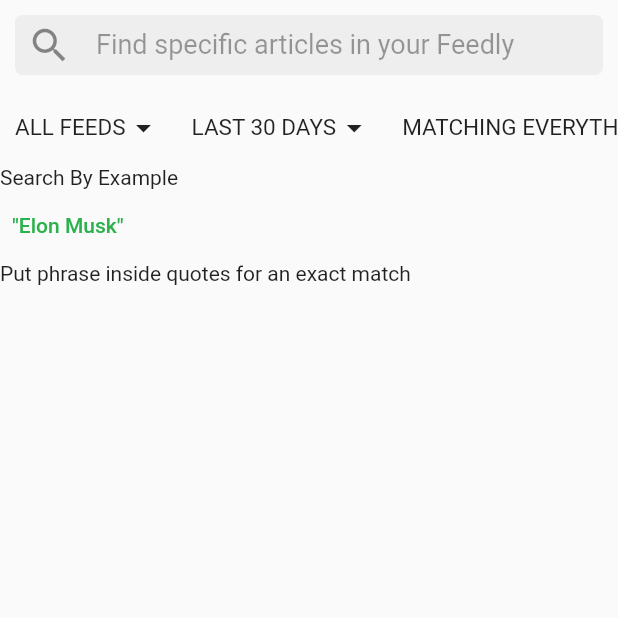
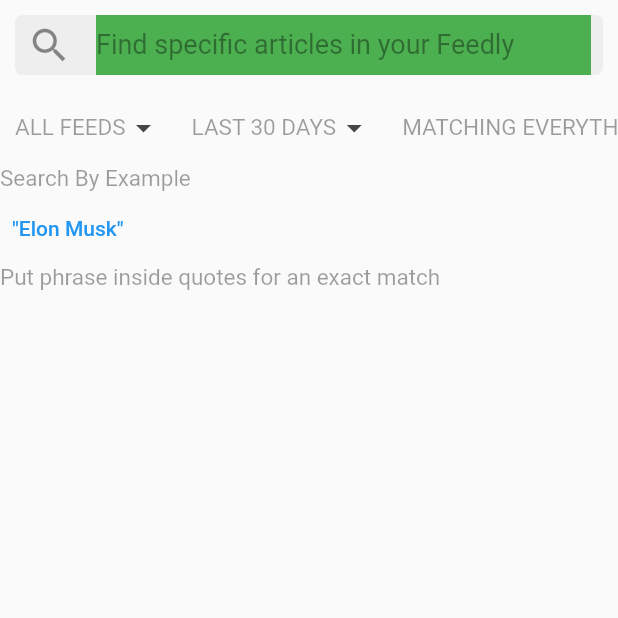
Before and after one commit to eloicasamayor/feedly_clone, a Flutter app: the SearchScreen screen opened directly, on a phone screen of 412 x 824 dp, the top half of it. Run offline on Flutter 3.47's test engine with Material 2 defaults, Android fonts, the phone set to English and light mode, and no system bars; network calls fail.

Commit message:
dynamic theme and dark mode implemented. pending theme styling

```diff
--- a/lib/main.dart
+++ b/lib/main.dart
@@ -1,41 +1,28 @@
 import 'package:flutter/material.dart';
+import 'package:provider/provider.dart';
+
+import 'models/themes/dark_theme.dart';
+import 'models/themes/light_theme.dart';
+import '../providers/theme_provider.dart';
 import 'screens/main_menu.dart';
 
 void main() {
-  runApp(MyApp());
+  runApp(
+    ChangeNotifierProvider<DynamicTheme>(
+      create: (_) => DynamicTheme(),
+      child: MyApp(),
+    ),
+  );
 }
 
 class MyApp extends StatelessWidget {
-  Map<int, Color> colorPrincipal = {
-    50: Color.fromRGBO(43, 178, 76, .1),
-    100: Color.fromRGBO(43, 178, 76, .2),
-    200: Color.fromRGBO(43, 178, 76, .3),
-    300: Color.fromRGBO(43, 178, 76, .4),
-    400: Color.fromRGBO(43, 178, 76, .5),
-    500: Color.fromRGBO(43, 178, 76, .6),
-    600: Color.fromRGBO(43, 178, 76, .7),
-    700: Color.fromRGBO(43, 178, 76, .8),
-    800: Color.fromRGBO(43, 178, 76, .9),
-    900: Color.fromRGBO(43, 178, 76, .1),
-  };
-
   @override
   Widget build(BuildContext context) {
+    final themeProvider = Provider.of<DynamicTheme>(context);
     return MaterialApp(
       debugShowCheckedModeBanner: false,
       title: 'Feedly Clone',
-      theme: ThemeData(
-        primarySwatch: MaterialColor(0xFF2bb24c, colorPrincipal),
-        textTheme: TextTheme(headline6: TextStyle(color: Colors.black)),
-        primaryColorBrightness: Brightness.light,
-        primaryTextTheme: TextTheme(
-          headline6: TextStyle(color: Colors.black),
-        ),
-        appBarTheme: AppBarTheme(
-          backgroundColor: Colors.white,
-          centerTitle: true,
-        ),
-      ),
+      theme: themeProvider.getDarkMode() ? darkTheme : lightTheme,
       home: MainMenu(
         'Today',
       ),
--- /dev/null
+++ b/lib/models/themes/dark_theme.dart
@@ -0,0 +1,306 @@
+import 'package:flutter/material.dart';
+import './light_theme.dart';
+/*
+final lightTheme = ThemeData.light().copyWith(
+  primaryColor: Color.fromRGBO(43, 178, 76, 1),
+  textTheme: TextTheme(
+    headline1: TextStyle(
+      fontSize: 30,
+      fontWeight: FontWeight.bold,
+      height: 1.1,
+    ),
+    headline2: TextStyle(
+      fontSize: 19,
+      fontWeight: FontWeight.w600,
+      height: 1.1,
+    ),
+    bodyText1: TextStyle(
+      fontSize: 18,
+      fontWeight: FontWeight.w400,
+      height: 1.5,
+    ),
+    bodyText2: TextStyle(
+      color: Colors.black38,
+      fontSize: 15,
+    ),
+    subtitle2: TextStyle(
+      fontSize: 14,
+      height: 1.5,
+      color: Colors.black54,
+      fontWeight: FontWeight.w400,
+    ),
+  ),
+  primaryColorBrightness: Brightness.light,
+  appBarTheme: AppBarTheme(
+    backgroundColor: Colors.white,
+    centerTitle: true,
+  ),
+);
+*/
+
+final darkTheme = lightTheme.copyWith(
+  brightness: Brightness.dark,
+  primaryColor: Color(0xff212121),
+  primaryColorBrightness: Brightness.dark,
+  primaryColorLight: Color(0xff9e9e9e),
+  primaryColorDark: Color(0xff000000),
+  accentColor: Color(0xff4caf50),
+  accentColorBrightness: Brightness.light,
+  canvasColor: Color(0xff303030),
+  scaffoldBackgroundColor: Color(0xff303030),
+  bottomAppBarColor: Color(0xff424242),
+  cardColor: Color(0xff424242),
+  dividerColor: Color(0x1fffffff),
+  highlightColor: Color(0x40cccccc),
+  splashColor: Color(0x40cccccc),
+  selectedRowColor: Color(0xfff5f5f5),
+  unselectedWidgetColor: Color(0xb3ffffff),
+  disabledColor: Color(0x62ffffff),
+  buttonColor: Color(0xff28a446),
+  toggleableActiveColor: Color(0xff4caf50),
+  secondaryHeaderColor: Color(0xff616161),
+  backgroundColor: Color(0xff000000),
+  dialogBackgroundColor: Color(0xff424242),
+  indicatorColor: Color(0xff4caf50),
+  hintColor: Color(0x80ffffff),
+  errorColor: Color(0xffd32f2f),
+  textTheme: TextTheme(
+    headline1: TextStyle(
+      fontSize: 30,
+      fontWeight: FontWeight.bold,
+      height: 1.1,
+    ),
+    headline2: TextStyle(
+      fontSize: 19,
+      fontWeight: FontWeight.w600,
+      height: 1.1,
+    ),
+    bodyText1: TextStyle(
+      fontSize: 18,
+      fontWeight: FontWeight.w400,
+      height: 1.5,
+    ),
+    bodyText2: TextStyle(
+      color: Colors.white60,
+      fontSize: 15,
+    ),
+    subtitle2: TextStyle(
+      fontSize: 14,
+      height: 1.5,
+      color: Colors.white54,
+      fontWeight: FontWeight.w400,
+    ),
+  ),
+  buttonTheme: ButtonThemeData(
+    textTheme: ButtonTextTheme.normal,
+    minWidth: 88,
+    height: 36,
+    padding: EdgeInsets.only(top: 0, bottom: 0, left: 16, right: 16),
+    shape: RoundedRectangleBorder(
+      side: BorderSide(
+        color: Color(0xff000000),
+        width: 0,
+        style: BorderStyle.none,
+      ),
+      borderRadius: BorderRadius.all(Radius.circular(2.0)),
+    ),
+    alignedDropdown: false,
+    buttonColor: Color(0xff28a446),
+    disabledColor: Color(0x61ffffff),
+    highlightColor: Color(0x29ffffff),
+    splashColor: Color(0x1fffffff),
+    focusColor: Color(0x1fffffff),
+    hoverColor: Color(0x0affffff),
+    colorScheme: ColorScheme(
+      primary: Color(0xff2cb24c),
+      primaryVariant: Color(0xff000000),
+      secondary: Color(0xff64ffda),
+      secondaryVariant: Color(0xff00bfa5),
+      surface: Color(0xff424242),
+      background: Color(0xff616161),
+      error: Color(0xffd32f2f),
+      onPrimary: Color(0xffffffff),
+      onSecondary: Color(0xff000000),
+      onSurface: Color(0xffffffff),
+      onBackground: Color(0xffffffff),
+      onError: Color(0xff000000),
+      brightness: Brightness.dark,
+    ),
+  ),
+  inputDecorationTheme: InputDecorationTheme(
+    labelStyle: TextStyle(
+      color: Color(0xffffffff),
+      fontSize: null,
+      fontWeight: FontWeight.w400,
+      fontStyle: FontStyle.normal,
+    ),
+    helperStyle: TextStyle(
+      color: Color(0xffffffff),
+      fontSize: null,
+      fontWeight: FontWeight.w400,
+      fontStyle: FontStyle.normal,
+    ),
+    hintStyle: TextStyle(
+      color: Color(0xffffffff),
+      fontSize: null,
+      fontWeight: FontWeight.w400,
+      fontStyle: FontStyle.normal,
+    ),
+    errorStyle: TextStyle(
+      color: Color(0xffffffff),
+      fontSize: null,
+      fontWeight: FontWeight.w400,
+      fontStyle: FontStyle.normal,
+    ),
+    errorMaxLines: null,
+    isDense: false,
+    contentPadding: EdgeInsets.only(top: 12, bottom: 12, left: 0, right: 0),
+    isCollapsed: false,
+    prefixStyle: TextStyle(
+      color: Color(0xffffffff),
+      fontSize: null,
+      fontWeight: FontWeight.w400,
+      fontStyle: FontStyle.normal,
+    ),
+    suffixStyle: TextStyle(
+      color: Color(0xffffffff),
+      fontSize: null,
+      fontWeight: FontWeight.w400,
+      fontStyle: FontStyle.normal,
+    ),
+    counterStyle: TextStyle(
+      color: Color(0xffffffff),
+      fontSize: null,
+      fontWeight: FontWeight.w400,
+      fontStyle: FontStyle.normal,
+    ),
+    filled: false,
+    fillColor: Color(0x00000000),
+    errorBorder: UnderlineInputBorder(
+      borderSide: BorderSide(
+        color: Color(0xff000000),
+        width: 1,
+        style: BorderStyle.solid,
+      ),
+      borderRadius: BorderRadius.all(Radius.circular(4.0)),
+    ),
+    focusedBorder: UnderlineInputBorder(
+      borderSide: BorderSide(
+        color: Color(0xff000000),
+        width: 1,
+        style: BorderStyle.solid,
+      ),
+      borderRadius: BorderRadius.all(Radius.circular(4.0)),
+    ),
+    focusedErrorBorder: UnderlineInputBorder(
+      borderSide: BorderSide(
+        color: Color(0xff000000),
+        width: 1,
+        style: BorderStyle.solid,
+      ),
+      borderRadius: BorderRadius.all(Radius.circular(4.0)),
+    ),
+    disabledBorder: UnderlineInputBorder(
+      borderSide: BorderSide(
+        color: Color(0xff000000),
+        width: 1,
+        style: BorderStyle.solid,
+      ),
+      borderRadius: BorderRadius.all(Radius.circular(4.0)),
+    ),
+    enabledBorder: UnderlineInputBorder(
+      borderSide: BorderSide(
+        color: Color(0xff000000),
+        width: 1,
+        style: BorderStyle.solid,
+      ),
+      borderRadius: BorderRadius.all(Radius.circular(4.0)),
+    ),
+    border: UnderlineInputBorder(
+      borderSide: BorderSide(
+        color: Color(0xff000000),
+        width: 1,
+        style: BorderStyle.solid,
+      ),
+      borderRadius: BorderRadius.all(Radius.circular(4.0)),
+    ),
+  ),
+  iconTheme: IconThemeData(
+    color: Color(0xffffffff),
+    opacity: 1,
+    size: 24,
+  ),
+  primaryIconTheme: IconThemeData(
+    color: Color(0xffffffff),
+    opacity: 1,
+    size: 24,
+  ),
+  accentIconTheme: IconThemeData(
+    color: Color(0xff000000),
+    opacity: 1,
+    size: 24,
+  ),
+  sliderTheme: SliderThemeData(
+    activeTrackColor: null,
+    inactiveTrackColor: null,
+    disabledActiveTrackColor: null,
+    disabledInactiveTrackColor: null,
+    activeTickMarkColor: null,
+    inactiveTickMarkColor: null,
+    disabledActiveTickMarkColor: null,
+    disabledInactiveTickMarkColor: null,
+    thumbColor: null,
+    disabledThumbColor: null,
+    overlayColor: null,
+    valueIndicatorColor: null,
+    showValueIndicator: null,
+    valueIndicatorTextStyle: TextStyle(
+      color: Color(0xdd000000),
+      fontSize: null,
+      fontWeight: FontWeight.w400,
+      fontStyle: FontStyle.normal,
+    ),
+  ),
+  tabBarTheme: TabBarTheme(
+    indicatorSize: TabBarIndicatorSize.tab,
+    labelColor: Color(0xffffffff),
+    unselectedLabelColor: Color(0xb2ffffff),
+  ),
+  chipTheme: ChipThemeData(
+    backgroundColor: Color(0x1fffffff),
+    brightness: Brightness.dark,
+    deleteIconColor: Color(0xdeffffff),
+    disabledColor: Color(0x0cffffff),
+    labelPadding: EdgeInsets.only(top: 0, bottom: 0, left: 8, right: 8),
+    labelStyle: TextStyle(
+      color: Color(0xdeffffff),
+      fontSize: null,
+      fontWeight: FontWeight.w400,
+      fontStyle: FontStyle.normal,
+    ),
+    padding: EdgeInsets.only(top: 4, bottom: 4, left: 4, right: 4),
+    secondaryLabelStyle: TextStyle(
+      color: Color(0x3dffffff),
+      fontSize: null,
+      fontWeight: FontWeight.w400,
+      fontStyle: FontStyle.normal,
+    ),
+    secondarySelectedColor: Color(0x3d212121),
+    selectedColor: Color(0x3dffffff),
+    shape: StadiumBorder(
+        side: BorderSide(
+      color: Color(0xff000000),
+      width: 0,
+      style: BorderStyle.none,
+    )),
+  ),
+  dialogTheme: DialogTheme(
+      shape: RoundedRectangleBorder(
+    side: BorderSide(
+      color: Color(0xff000000),
+      width: 0,
+      style: BorderStyle.none,
+    ),
+    borderRadius: BorderRadius.all(Radius.circular(0.0)),
+  )),
+);
--- /dev/null
+++ b/lib/models/themes/light_theme.dart
@@ -0,0 +1,269 @@
+import 'package:flutter/material.dart';
+
+final ThemeData lightTheme = ThemeData(
+  brightness: Brightness.light,
+  primaryColor: Color(0xffffffff),
+  primaryColorBrightness: Brightness.light,
+  primaryColorLight: Color(0xffe6e6e6),
+  primaryColorDark: Color(0xff4caf50),
+  accentColor: Color(0xff4caf50),
+  accentColorBrightness: Brightness.dark,
+  canvasColor: Color(0xfffafafa),
+  scaffoldBackgroundColor: Color(0xfffafafa),
+  bottomAppBarColor: Color(0xffffffff),
+  cardColor: Color(0xffffffff),
+  dividerColor: Color(0xff999999),
+  highlightColor: Color(0x66bcbcbc),
+  splashColor: Color(0x66c8c8c8),
+  selectedRowColor: Color(0xfff5f5f5),
+  unselectedWidgetColor: Color(0x8a000000),
+  disabledColor: Color(0x61000000),
+  buttonColor: Color(0xff4caf50),
+  toggleableActiveColor: Color(0xff4caf50),
+  secondaryHeaderColor: Color(0xfff2f2f2),
+  backgroundColor: Color(0xffcccccc),
+  dialogBackgroundColor: Color(0xffffffff),
+  indicatorColor: Color(0xff4caf50),
+  hintColor: Color(0xff4caf50),
+  errorColor: Color(0xffd32f2f),
+  buttonTheme: ButtonThemeData(
+    textTheme: ButtonTextTheme.normal,
+    minWidth: 88,
+    height: 36,
+    padding: EdgeInsets.only(top: 0, bottom: 0, left: 16, right: 16),
+    shape: RoundedRectangleBorder(
+      side: BorderSide(
+        color: Color(0xff000000),
+        width: 0,
+        style: BorderStyle.none,
+      ),
+      borderRadius: BorderRadius.all(Radius.circular(2.0)),
+    ),
+    alignedDropdown: false,
+    buttonColor: Color(0xff4caf50),
+    disabledColor: Color(0x61000000),
+    highlightColor: Color(0x29000000),
+    splashColor: Color(0x1f000000),
+    focusColor: Color(0x1f000000),
+    hoverColor: Color(0x0a000000),
+    colorScheme: ColorScheme(
+      primary: Color(0xffffffff),
+      primaryVariant: Color(0xff4d4d4d),
+      secondary: Color(0xff808080),
+      secondaryVariant: Color(0xff4d4d4d),
+      surface: Color(0xffffffff),
+      background: Color(0xffcccccc),
+      error: Color(0xffd32f2f),
+      onPrimary: Color(0xff000000),
+      onSecondary: Color(0xffffffff),
+      onSurface: Color(0xff000000),
+      onBackground: Color(0xff000000),
+      onError: Color(0xffffffff),
+      brightness: Brightness.light,
+    ),
+  ),
+  textTheme: TextTheme(
+    headline1: TextStyle(
+      fontSize: 30,
+      fontWeight: FontWeight.bold,
+      height: 1.1,
+    ),
+    headline2: TextStyle(
+      fontSize: 19,
+      fontWeight: FontWeight.w600,
+      height: 1.1,
+    ),
+    bodyText1: TextStyle(
+      fontSize: 18,
+      fontWeight: FontWeight.w400,
+      height: 1.5,
+    ),
+    bodyText2: TextStyle(
+      color: Colors.black38,
+      fontSize: 15,
+    ),
+    subtitle2: TextStyle(
+      fontSize: 14,
+      height: 1.5,
+      color: Colors.black54,
+      fontWeight: FontWeight.w400,
+    ),
+  ),
+  inputDecorationTheme: InputDecorationTheme(
+    labelStyle: TextStyle(
+      color: Color(0xdd000000),
+      fontSize: null,
+      fontWeight: FontWeight.w400,
+      fontStyle: FontStyle.normal,
+    ),
+    helperStyle: TextStyle(
+      color: Color(0xdd000000),
+      fontSize: null,
+      fontWeight: FontWeight.w400,
+      fontStyle: FontStyle.normal,
+    ),
+    hintStyle: TextStyle(
+      color: Color(0xdd000000),
+      fontSize: null,
+      fontWeight: FontWeight.w400,
+      fontStyle: FontStyle.normal,
+    ),
+    errorStyle: TextStyle(
+      color: Color(0xdd000000),
+      fontSize: null,
+      fontWeight: FontWeight.w400,
+      fontStyle: FontStyle.normal,
+    ),
+    errorMaxLines: null,
+    hasFloatingPlaceholder: true,
+    isDense: false,
+    contentPadding: EdgeInsets.only(top: 12, bottom: 12, left: 12, right: 12),
+    isCollapsed: false,
+    prefixStyle: TextStyle(
+      color: Color(0xdd000000),
+      fontSize: null,
+      fontWeight: FontWeight.w400,
+      fontStyle: FontStyle.normal,
+    ),
+    suffixStyle: TextStyle(
+      color: Color(0xdd000000),
+      fontSize: null,
+      fontWeight: FontWeight.w400,
+      fontStyle: FontStyle.normal,
+    ),
+    counterStyle: TextStyle(
+      color: Color(0xdd000000),
+      fontSize: null,
+      fontWeight: FontWeight.w400,
+      fontStyle: FontStyle.normal,
+    ),
+    filled: true,
+    fillColor: Color(0xff4caf50),
+    errorBorder: UnderlineInputBorder(
+      borderSide: BorderSide(
+        color: Color(0xff000000),
+        width: 1,
+        style: BorderStyle.solid,
+      ),
+      borderRadius: BorderRadius.all(Radius.circular(4.0)),
+    ),
+    focusedBorder: UnderlineInputBorder(
+      borderSide: BorderSide(
+        color: Color(0xff000000),
+        width: 1,
+        style: BorderStyle.solid,
+      ),
+      borderRadius: BorderRadius.all(Radius.circular(4.0)),
+    ),
+    focusedErrorBorder: UnderlineInputBorder(
+      borderSide: BorderSide(
+        color: Color(0xff000000),
+        width: 1,
+        style: BorderStyle.solid,
+      ),
+      borderRadius: BorderRadius.all(Radius.circular(4.0)),
+    ),
+    disabledBorder: UnderlineInputBorder(
+      borderSide: BorderSide(
+        color: Color(0xff000000),
+        width: 1,
+        style: BorderStyle.solid,
+      ),
+      borderRadius: BorderRadius.all(Radius.circular(4.0)),
+    ),
+    enabledBorder: UnderlineInputBorder(
+      borderSide: BorderSide(
+        color: Color(0xff000000),
+        width: 1,
+        style: BorderStyle.solid,
+      ),
+      borderRadius: BorderRadius.all(Radius.circular(4.0)),
+    ),
+    border: UnderlineInputBorder(
+      borderSide: BorderSide(
+        color: Color(0xff000000),
+        width: 1,
+        style: BorderStyle.solid,
+      ),
+      borderRadius: BorderRadius.all(Radius.circular(4.0)),
+    ),
+  ),
+  iconTheme: IconThemeData(
+    color: Color(0xff464646),
+    opacity: 1,
+    size: 24,
+  ),
+  primaryIconTheme: IconThemeData(
+    color: Color(0xff464646),
+    opacity: 1,
+    size: 24,
+  ),
+  accentIconTheme: IconThemeData(
+    color: Color(0xff4caf50),
+    opacity: 1,
+    size: 24,
+  ),
+  sliderTheme: SliderThemeData(
+    activeTrackColor: null,
+    inactiveTrackColor: null,
+    disabledActiveTrackColor: null,
+    disabledInactiveTrackColor: null,
+    activeTickMarkColor: null,
+    inactiveTickMarkColor: null,
+    disabledActiveTickMarkColor: null,
+    disabledInactiveTickMarkColor: null,
+    thumbColor: null,
+    disabledThumbColor: null,
+    overlayColor: null,
+    valueIndicatorColor: null,
+    showValueIndicator: null,
+    valueIndicatorTextStyle: TextStyle(
+      color: Color(0xffffffff),
+      fontSize: null,
+      fontWeight: FontWeight.w400,
+      fontStyle: FontStyle.normal,
+    ),
+  ),
+  tabBarTheme: TabBarTheme(
+    indicatorSize: TabBarIndicatorSize.tab,
+    labelColor: Color(0xff4caf50),
+    unselectedLabelColor: Color(0xb24caf50),
+  ),
+  chipTheme: ChipThemeData(
+    backgroundColor: Color(0x1f000000),
+    brightness: Brightness.light,
+    deleteIconColor: Color(0xde000000),
+    disabledColor: Color(0x0c000000),
+    labelPadding: EdgeInsets.only(top: 0, bottom: 0, left: 8, right: 8),
+    labelStyle: TextStyle(
+      color: Color(0xde000000),
+      fontSize: null,
+      fontWeight: FontWeight.w400,
+      fontStyle: FontStyle.normal,
+    ),
+    padding: EdgeInsets.only(top: 4, bottom: 4, left: 4, right: 4),
+    secondaryLabelStyle: TextStyle(
+      color: Color(0x3d000000),
+      fontSize: null,
+      fontWeight: FontWeight.w400,
+      fontStyle: FontStyle.normal,
+    ),
+    secondarySelectedColor: Color(0x3dffffff),
+    selectedColor: Color(0x3d000000),
+    shape: StadiumBorder(
+        side: BorderSide(
+      color: Color(0xff000000),
+      width: 0,
+      style: BorderStyle.none,
+    )),
+  ),
+  dialogTheme: DialogTheme(
+      shape: RoundedRectangleBorder(
+    side: BorderSide(
+      color: Color(0xff000000),
+      width: 0,
+      style: BorderStyle.none,
+    ),
+    borderRadius: BorderRadius.all(Radius.circular(0.0)),
+  )),
+);
--- /dev/null
+++ b/lib/providers/theme_provider.dart
@@ -0,0 +1,11 @@
+import 'package:flutter/material.dart';
+
+class DynamicTheme with ChangeNotifier {
+  // ChangeNotifier : will provide a notifier for any changes in the value to all it's listeners
+  bool isDarkMode = false;
+  getDarkMode() => this.isDarkMode;
+  void changeDarkMode(isDarkMode) {
+    this.isDarkMode = isDarkMode;
+    notifyListeners(); // Notify all it's listeners about update. If you comment this line then you will see that new added items will not be reflected in the list.
+  }
+}
--- a/lib/screens/article_scren.dart
+++ b/lib/screens/article_scren.dart
@@ -1,3 +1,4 @@
+import 'package:feedly_clone/widgets/modal_theme_config.dart';
 import 'package:flutter/material.dart';
 import 'package:url_launcher/url_launcher.dart';
 
@@ -34,38 +35,44 @@ class ArticleScreen extends StatelessWidget {
         title: null,
         actions: [
           IconButton(
-            onPressed: () {},
+            onPressed: () => showModalBottomSheet<void>(
+                context: context,
+                isScrollControlled: true,
+                shape: RoundedRectangleBorder(
+                  borderRadius: BorderRadius.vertical(
+                    top: Radius.circular(20),
+                  ),
+                ),
+                backgroundColor: Theme.of(context).primaryColorLight,
+                builder: (context) {
+                  return ModalThemeConfig();
+                }),
             icon: Icon(
               Icons.format_size_outlined,
-              color: Colors.black38,
             ),
           ),
           IconButton(
             onPressed: () {},
             icon: Icon(
               Icons.bookmark_border,
-              color: Colors.black38,
             ),
           ),
           IconButton(
             onPressed: () {},
             icon: Icon(
               Icons.star_border_outlined,
-              color: Colors.black38,
             ),
           ),
           IconButton(
             onPressed: () {},
             icon: Icon(
               Icons.share_outlined,
-              color: Colors.black38,
             ),
           ),
           IconButton(
             onPressed: () {},
             icon: Icon(
               Icons.more_horiz_outlined,
-              color: Colors.black38,
             ),
           ),
         ],
@@ -77,31 +84,19 @@ class ArticleScreen extends StatelessWidget {
               Column(crossAxisAlignment: CrossAxisAlignment.start, children: [
             InkWell(
               onTap: () => _launchInBrowser(_articleUrl),
-              child: Text(
-                _title,
-                style: TextStyle(
-                  fontSize: 30,
-                  fontWeight: FontWeight.bold,
-                  height: 1.1,
-                ),
-              ),
+              child: Text(_title, style: Theme.of(context).textTheme.headline1),
             ),
             SizedBox(height: 10),
             Text(
               _source,
-              style: TextStyle(
-                fontSize: 15,
-              ),
+              style: Theme.of(context).textTheme.subtitle2,
             ),
             SizedBox(height: 25),
             Image.network(_imageUrl),
             SizedBox(height: 20),
             Text(
               _articleBody,
-              style: TextStyle(
-                fontSize: 16,
-                height: 1.8,
-              ),
+              style: Theme.of(context).textTheme.bodyText1,
             ),
             SizedBox(
               height: 30,
--- /dev/null
+++ b/lib/widgets/modal_theme_config.dart
@@ -0,0 +1,35 @@
+import 'package:flutter/material.dart';
+import '../providers/theme_provider.dart';
+import 'package:provider/provider.dart';
+
+class ModalThemeConfig extends StatefulWidget {
+  const ModalThemeConfig({Key? key}) : super(key: key);
+
+  @override
+  _ModalThemeConfigState createState() => _ModalThemeConfigState();
+}
+
+class _ModalThemeConfigState extends State<ModalThemeConfig> {
+  @override
+  Widget build(BuildContext context) {
+    final themeProvider = Provider.of<DynamicTheme>(context);
+    return Container(
+      padding: EdgeInsets.all(20),
+      height: 150,
+      child: Column(children: [
+        Text(
+          'Dark Theme',
+          style: Theme.of(context).textTheme.bodyText1,
+        ),
+        Switch(
+          value: themeProvider.getDarkMode(),
+          onChanged: (value) {
+            setState(() {
+              themeProvider.changeDarkMode(value);
+            });
+          },
+        ),
+      ]),
+    );
+  }
+}
--- a/lib/widgets/news_item.dart
+++ b/lib/widgets/news_item.dart
@@ -127,10 +127,7 @@ class NewsItem extends StatelessWidget {
                       ),
                     Text(
                       title,
-                      style: TextStyle(
-                        fontSize: 19,
-                        fontWeight: FontWeight.w600,
-                      ),
+                      style: Theme.of(context).textTheme.headline2,
                     ),
                     SizedBox(
                       height: 3,
@@ -139,10 +136,7 @@ class NewsItem extends StatelessWidget {
                       Text(
                         '$newsText...',
                         key: Key('newsText'),
-                        style: TextStyle(
-                          color: Colors.black38,
-                          fontSize: 17,
-                        ),
+                        style: Theme.of(context).textTheme.bodyText2,
                       ),
                     SizedBox(
                       height: 4,
@@ -151,10 +145,7 @@ class NewsItem extends StatelessWidget {
                       '$howPopular  $source / $newsPieceAge',
                       key: Key('newsInfo'),
                       //'$howPopular  ${_viewStyle.toString()} / $newsPieceAge',
-                      style: TextStyle(
-                        color: Colors.black54,
-                        fontSize: 16,
-                      ),
+                      style: Theme.of(context).textTheme.subtitle2,
                     ),
                   ],
                 ),
--- a/pubspec.yaml
+++ b/pubspec.yaml
@@ -29,6 +29,7 @@ dependencies:
   # Use with the CupertinoIcons class for iOS style icons.
   cupertino_icons: ^1.0.2
   url_launcher: ^6.0.7
+  provider: ^5.0.0
 
 dev_dependencies:
   flutter_test:
```
Also changed, not shown: pubspec.lock.
